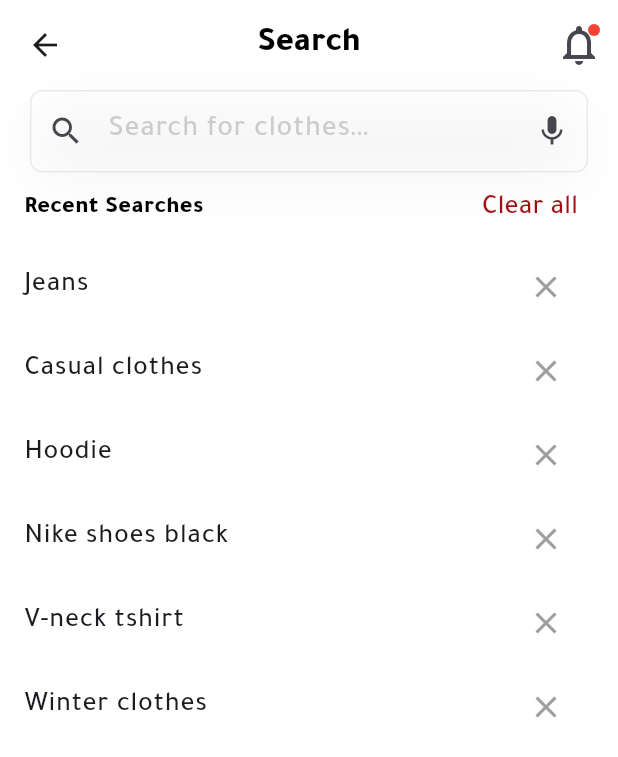
After one commit to 1Mahmoud12/newTenant, a Flutter app: the SearchProductHomeView screen opened directly, on a phone screen of 412 x 824 dp. The commit adds this screen. Shown: the top 757 px of the screen. Run offline on Flutter 3.47's test engine with Material 3 defaults, Android fonts, the phone set to English and light mode, and no system bars; our stand-ins replace awesome_notifications, cached_network_image, connectivity_plus, country_code_picker, dartz, device_info_plus and 23 more; accounts and stored records are empty; generated files the repository leaves out were written again; network calls fail; statements that could not run were skipped.

Commit message:
home page searching view

```diff
--- /dev/null
+++ b/lib/feature/home/views/presentation/search_product_home_view.dart
@@ -0,0 +1,234 @@
+import 'package:dobzz_seller/core/component/cache_image.dart';
+import 'package:dobzz_seller/core/component/custom_app_bar.dart';
+import 'package:dobzz_seller/core/component/fields/custom_text_form_field.dart';
+import 'package:dobzz_seller/core/themes/colors.dart';
+import 'package:dobzz_seller/core/utils/navigate.dart';
+import 'package:dobzz_seller/feature/product/views/presentation/product_details_view.dart';
+import 'package:flutter/material.dart';
+import 'package:flutter_screenutil/flutter_screenutil.dart';
+
+class SearchProductHomeView extends StatefulWidget {
+  const SearchProductHomeView({Key? key}) : super(key: key);
+
+  @override
+  _SearchProductHomeViewState createState() => _SearchProductHomeViewState();
+}
+
+class _SearchProductHomeViewState extends State<SearchProductHomeView> {
+  final TextEditingController _searchController = TextEditingController();
+  bool _isSearching = false;
+
+  // Sample data for demonstration
+  final List<String> _recentSearches = [
+    'Jeans',
+    'Casual clothes',
+    'Hoodie',
+    'Nike shoes black',
+    'V-neck tshirt',
+    'Winter clothes',
+  ];
+
+  final List<Product> _products = [
+    Product(name: 'Regular Fit Slogan', price: 11.90, image: 'assets/blue_tshirt.png'),
+    Product(name: 'Regular Fit Polo', price: 11.00, discountPercentage: 52, image: 'assets/turquoise_polo.png'),
+    Product(name: 'Regular Fit Black', price: 16.90, image: 'assets/black_tshirt.png'),
+    Product(name: 'Regular Fit V-Neck', price: 12.90, image: 'assets/vneck_tshirt.png'),
+  ];
+
+  List<Product> _filteredProducts = [];
+
+  @override
+  void initState() {
+    super.initState();
+    _searchController.addListener(_onSearchChanged);
+  }
+
+  @override
+  void dispose() {
+    _searchController.removeListener(_onSearchChanged);
+    _searchController.dispose();
+    super.dispose();
+  }
+
+  void _onSearchChanged() {
+    final query = _searchController.text;
+    setState(() {
+      _isSearching = query.isNotEmpty;
+      if (_isSearching) {
+        _filteredProducts = _products.where((product) => product.name.toLowerCase().contains(query.toLowerCase())).toList();
+      }
+    });
+  }
+
+  void _clearSearch() {
+    setState(() {
+      _searchController.clear();
+      _isSearching = false;
+    });
+  }
+
+  void _removeRecentSearch(int index) {
+    setState(() {
+      _recentSearches.removeAt(index);
+    });
+  }
+
+  void _clearAllRecentSearches() {
+    setState(() {
+      _recentSearches.clear();
+    });
+  }
+
+  @override
+  Widget build(BuildContext context) {
+    return Scaffold(
+      appBar: customAppBar(context: context, title: 'Search'),
+      body: Column(
+        children: [
+          CustomTextFormField(
+            controller: _searchController,
+            hintText: 'Search for clothes...',
+            prefixIcon: const Icon(Icons.search),
+            suffixIcon: _isSearching
+                ? IconButton(
+                    icon: const Icon(Icons.clear),
+                    onPressed: _clearSearch,
+                  )
+                : IconButton(
+                    icon: const Icon(Icons.mic),
+                    onPressed: () {
+                      // Handle voice search
+                    },
+                  ),
+          ),
+          Expanded(
+            child: _isSearching ? _buildProductsList() : _buildRecentSearches(),
+          ),
+        ],
+      ),
+    );
+  }
+
+  Widget _buildRecentSearches() {
+    return Column(
+      crossAxisAlignment: CrossAxisAlignment.start,
+      children: [
+        Padding(
+          padding: const EdgeInsets.symmetric(horizontal: 16.0),
+          child: Row(
+            mainAxisAlignment: MainAxisAlignment.spaceBetween,
+            children: [
+              const Text(
+                'Recent Searches',
+                style: TextStyle(
+                  fontSize: 16.0,
+                  fontWeight: FontWeight.bold,
+                ),
+              ),
+              if (_recentSearches.isNotEmpty)
+                TextButton(
+                  onPressed: _clearAllRecentSearches,
+                  child: Text(
+                    'Clear all',
+                    style: TextStyle(color: AppColors.primaryColor, fontSize: 16.sp, fontWeight: FontWeight.w500),
+                  ),
+                ),
+            ],
+          ),
+        ),
+        Expanded(
+          child: ListView.builder(
+            itemCount: _recentSearches.length,
+            itemBuilder: (context, index) {
+              return ListTile(
+                title: Text(
+                  _recentSearches[index],
+                  style: TextStyle(fontSize: 16.sp, fontWeight: FontWeight.w500),
+                ),
+                trailing: IconButton(
+                  icon: const Icon(Icons.close, color: Colors.grey),
+                  onPressed: () => _removeRecentSearch(index),
+                ),
+                onTap: () {
+                  _searchController.text = _recentSearches[index];
+                },
+              );
+            },
+          ),
+        ),
+      ],
+    );
+  }
+
+  Widget _buildProductsList() {
+    if (_filteredProducts.isEmpty) {
+      return const Center(
+        child: Text('No products found'),
+      );
+    }
+
+    return ListView.builder(
+      itemCount: _filteredProducts.length,
+      itemBuilder: (context, index) {
+        final product = _filteredProducts[index];
+        return SearchedProductCard(product: product);
+      },
+    );
+  }
+}
+
+class SearchedProductCard extends StatelessWidget {
+  const SearchedProductCard({
+    super.key,
+    required this.product,
+  });
+
+  final Product product;
+
+  @override
+  Widget build(BuildContext context) {
+    return ListTile(
+      leading: CacheImage(
+        urlImage: product.image,
+        errorColor: Colors.grey,
+        height: 60,
+        width: 60,
+      ),
+      title: Text(
+        product.name,
+        style: TextStyle(fontSize: 16.sp, fontWeight: FontWeight.bold),
+      ),
+      subtitle: Row(
+        children: [
+          Text(
+            '\$${product.price.toStringAsFixed(2)}',
+            style: TextStyle(fontSize: 14.sp, fontWeight: FontWeight.bold),
+          ),
+          if (product.discountPercentage != null)
+            Text(
+              ' -${product.discountPercentage}%',
+              style: TextStyle(color: Colors.red, fontSize: 16.sp, fontWeight: FontWeight.bold),
+            ),
+        ],
+      ),
+      trailing: const Icon(Icons.arrow_outward),
+      onTap: () {
+        context.navigateToPage(const ProductDetailsView());
+      },
+    );
+  }
+}
+
+class Product {
+  final String name;
+  final double price;
+  final int? discountPercentage;
+  final String? image;
+
+  Product({
+    required this.name,
+    required this.price,
+    this.discountPercentage,
+    this.image,
+  });
+}
--- a/lib/feature/home/views/presentation/widgets/search_filter.dart
+++ b/lib/feature/home/views/presentation/widgets/search_filter.dart
@@ -17,9 +17,9 @@ class SearchFilter extends StatelessWidget {
             Expanded(
               flex: 5,
               child: CustomTextFormField(
-
+                enable: false,
                 controller: TextEditingController(),
-                hintText: '',
+                hintText: 'Search product..',
                 outPadding: EdgeInsets.zero,
               ),
             ),
```
Also changed, not shown: lib/feature/home/views/presentation/home_page_view.dart (+18 -1 lines).
